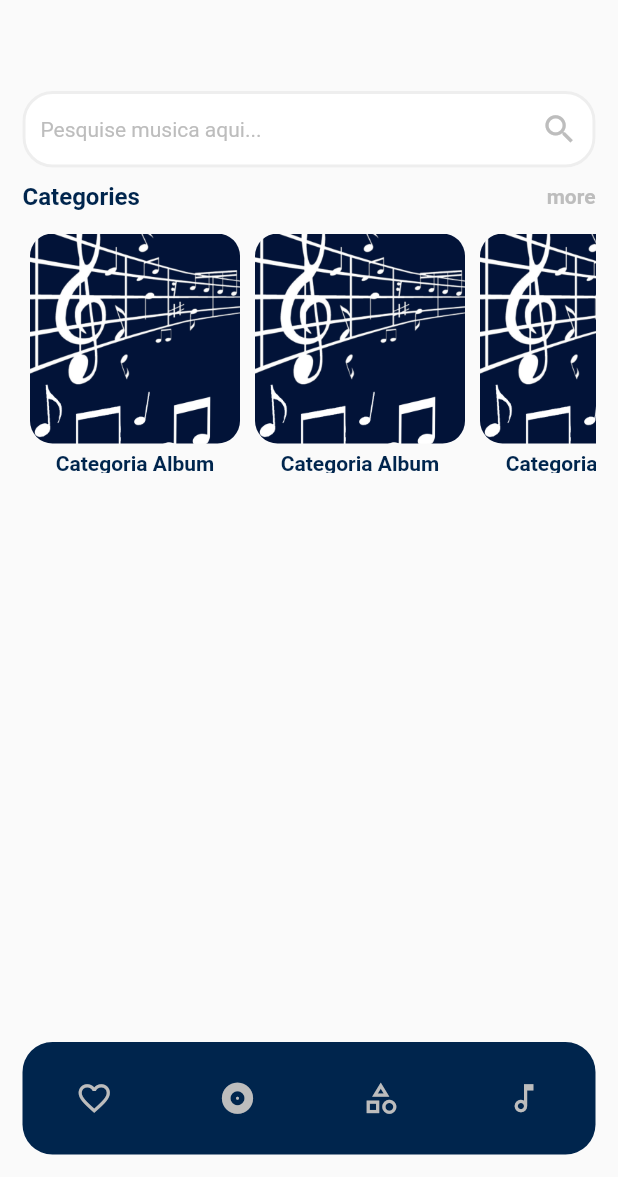
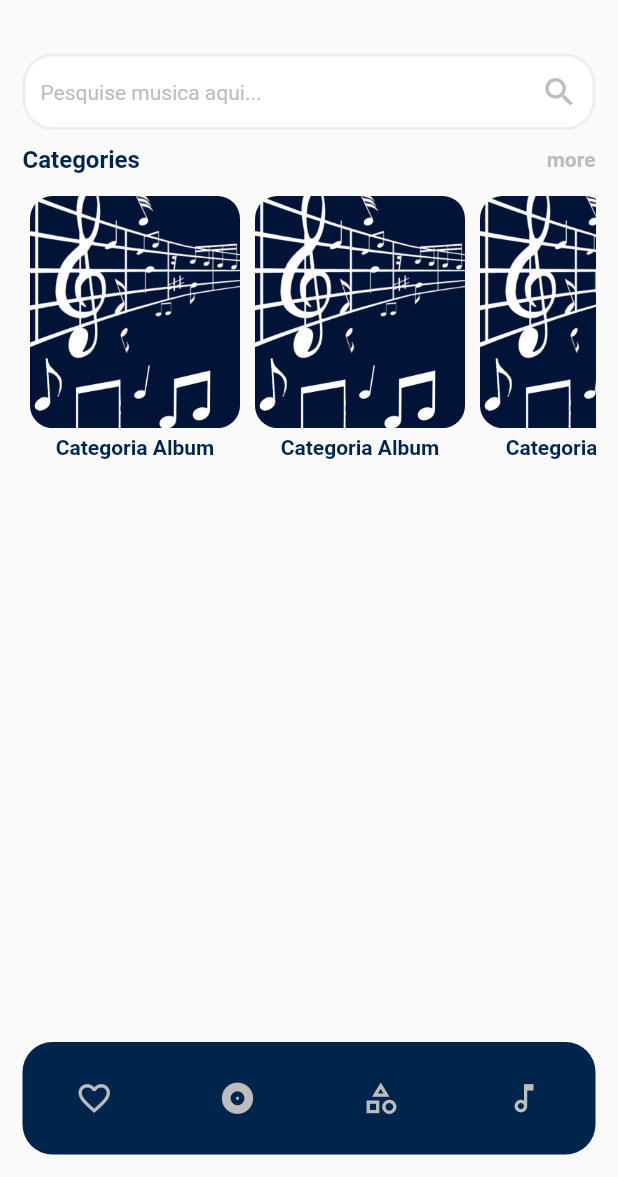
Before and after one commit to RegisSalesRA/flutter_sqflite, a Flutter app: the screen it shows after launch, on a phone screen of 412 x 824 dp, the part 59-1236 px from its top. Run offline on Flutter 3.47's test engine with Material 2 defaults, Android fonts, the phone set to English and light mode, and no system bars; our stand-ins replace sqflite; accounts and stored records are empty.

Commit message:
fix overflow category card

```diff
--- a/lib/main.dart
+++ b/lib/main.dart
@@ -1,7 +1,5 @@
 import 'package:flutter/material.dart';
 import 'package:flutter_sqlite/config/app_theme.dart';
-
-
 void main() {
   runApp(const App());
 }
--- a/lib/src/modules/home/home_screen.dart
+++ b/lib/src/modules/home/home_screen.dart
@@ -68,7 +68,7 @@ class HomeScreenState extends State<HomeScreen> {
               child: Column(
                 children: [
                   const SizedBox(
-                    height: 50,
+                    height: 25,
                   ),
 
                   // Search Widget
@@ -108,7 +108,7 @@ class HomeScreenState extends State<HomeScreen> {
                   ),
                   // Category Scroll Items
                   SizedBox(
-                    height: size.height * 0.20,
+                    height: size.height * 0.25,
                     width: double.infinity,
                     child: ListView.builder(
                       shrinkWrap: true,
@@ -122,7 +122,7 @@ class HomeScreenState extends State<HomeScreen> {
                             decoration: const BoxDecoration(
                                 borderRadius:
                                     BorderRadius.all(Radius.circular(15))),
-                            height: 150,
+                            height: size.height * 0.20,
                             width: 150,
                             child: ClipRRect(
                               borderRadius:
@@ -143,9 +143,6 @@ class HomeScreenState extends State<HomeScreen> {
                         ]);
                       },
                     ),
-                  ),
-                  const SizedBox(
-                    height: 10,
                   ),
                   // List Musics Items
                   Expanded(
```
